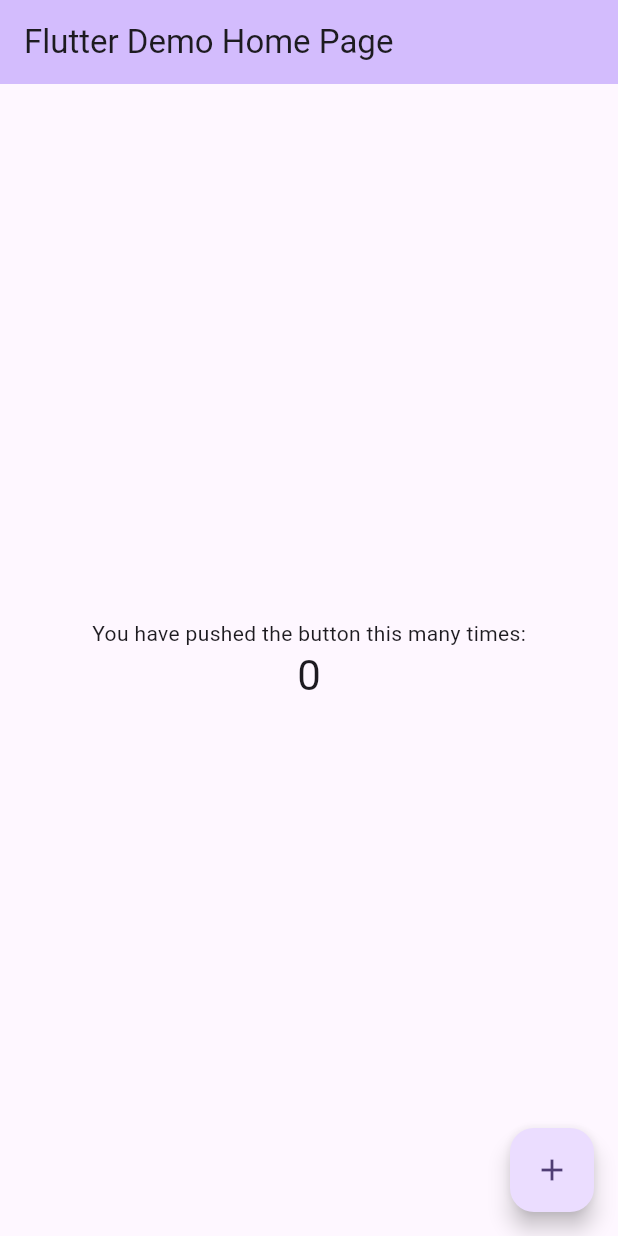
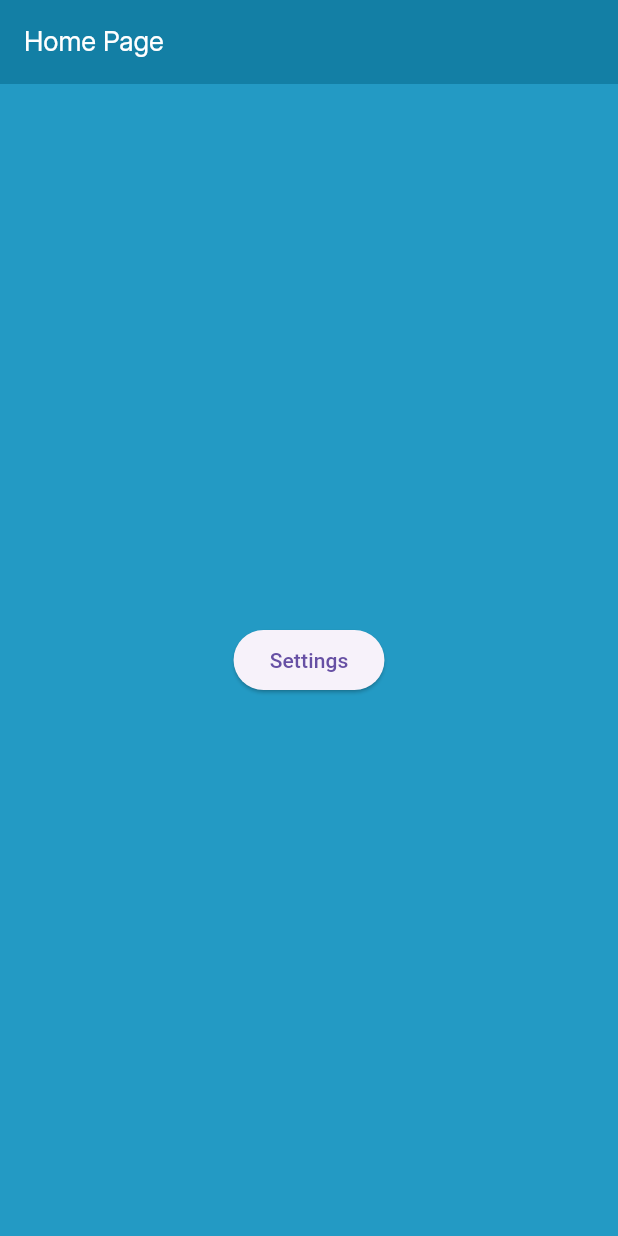
Before and after one commit to omirfarhan/NoteSnap, a Flutter app: the screen it shows after launch, on a phone screen of 412 x 824 dp. Run offline on Flutter 3.47's test engine with Material 3 defaults, Android fonts, the phone set to English and light mode, and no system bars.

Commit message:
commit initalize

```diff
--- /dev/null
+++ b/lib/constants/routes.dart
@@ -0,0 +1 @@
+const SettingspageRoute = '/settingspage/';
--- a/lib/main.dart
+++ b/lib/main.dart
@@ -1,122 +1,69 @@
 import 'package:flutter/material.dart';
+import 'package:notes/constants/routes.dart';
+import 'package:notes/ui/settings_page.dart';
 
 void main() {
-  runApp(const MyApp());
+  runApp(
+     MaterialApp(
+      title: 'Note App',
+      home: const MainPage(),
+
+      routes: {
+        SettingspageRoute: (context) => const SettingsPage()
+      },
+
+       theme: ThemeData(
+         scaffoldBackgroundColor: Color(0xFF239AC4), //Full app background color set
+         appBarTheme: AppBarTheme(
+
+           backgroundColor: Color(0xFF137FA5),
+           titleTextStyle: TextStyle(
+             color: Colors.white,
+             fontSize: 18
+           ),
+           iconTheme: IconThemeData(
+             color: Colors.white
+           ),
+         ),
+
+
+
+       ),
+
+
+
+    )
+
+  );
 }
 
-class MyApp extends StatelessWidget {
-  const MyApp({super.key});
+class MainPage extends StatelessWidget {
+  const MainPage({super.key});
 
-  // This widget is the root of your application.
   @override
   Widget build(BuildContext context) {
-    return MaterialApp(
-      title: 'Flutter Demo',
-      theme: ThemeData(
-        // This is the theme of your application.
-        //
-        // TRY THIS: Try running your application with "flutter run". You'll see
-        // the application has a purple toolbar. Then, without quitting the app,
-        // try changing the seedColor in the colorScheme below to Colors.green
-        // and then invoke "hot reload" (save your changes or press the "hot
-        // reload" button in a Flutter-supported IDE, or press "r" if you used
-        // the command line to start the app).
-        //
-        // Notice that the counter didn't reset back to zero; the application
-        // state is not lost during the reload. To reset the state, use hot
-        // restart instead.
-        //
-        // This works for code too, not just values: Most code changes can be
-        // tested with just a hot reload.
-        colorScheme: .fromSeed(seedColor: Colors.deepPurple),
+    return Scaffold(
+      appBar: AppBar(
+        //backgroundColor: Color(0xFF137FA5),
+        title: const Text('Home Page',
+        style: TextStyle(
+          fontFamily: 'Regular',
+
+
+        ),),
       ),
-      home: const MyHomePage(title: 'Flutter Demo Home Page'),
+
+      body: SafeArea(
+        child: Center(
+          child: ElevatedButton(onPressed: () {
+            Navigator.of(context).pushNamed(SettingspageRoute);
+
+          }, child: const Text('Settings')),
+        ),
+      ),
+
+
+
     );
   }
 }
-
-class MyHomePage extends StatefulWidget {
-  const MyHomePage({super.key, required this.title});
-
-  // This widget is the home page of your application. It is stateful, meaning
-  // that it has a State object (defined below) that contains fields that affect
-  // how it looks.
-
-  // This class is the configuration for the state. It holds the values (in this
-  // case the title) provided by the parent (in this case the App widget) and
-  // used by the build method of the State. Fields in a Widget subclass are
-  // always marked "final".
-
-  final String title;
-
-  @override
-  State<MyHomePage> createState() => _MyHomePageState();
-}
-
-class _MyHomePageState extends State<MyHomePage> {
-  int _counter = 0;
-
-  void _incrementCounter() {
-    setState(() {
-      // This call to setState tells the Flutter framework that something has
-      // changed in this State, which causes it to rerun the build method below
-      // so that the display can reflect the updated values. If we changed
-      // _counter without calling setState(), then the build method would not be
-      // called again, and so nothing would appear to happen.
-      _counter++;
-    });
-  }
-
-  @override
-  Widget build(BuildContext context) {
-    // This method is rerun every time setState is called, for instance as done
-    // by the _incrementCounter method above.
-    //
-    // The Flutter framework has been optimized to make rerunning build methods
-    // fast, so that you can just rebuild anything that needs updating rather
-    // than having to individually change instances of widgets.
-    return Scaffold(
-      appBar: AppBar(
-        // TRY THIS: Try changing the color here to a specific color (to
-        // Colors.amber, perhaps?) and trigger a hot reload to see the AppBar
-        // change color while the other colors stay the same.
-        backgroundColor: Theme.of(context).colorScheme.inversePrimary,
-        // Here we take the value from the MyHomePage object that was created by
-        // the App.build method, and use it to set our appbar title.
-        title: Text(widget.title),
-      ),
-      body: Center(
-        // Center is a layout widget. It takes a single child and positions it
-        // in the middle of the parent.
-        child: Column(
-          // Column is also a layout widget. It takes a list of children and
-          // arranges them vertically. By default, it sizes itself to fit its
-          // children horizontally, and tries to be as tall as its parent.
-          //
-          // Column has various properties to control how it sizes itself and
-          // how it positions its children. Here we use mainAxisAlignment to
-          // center the children vertically; the main axis here is the vertical
-          // axis because Columns are vertical (the cross axis would be
-          // horizontal).
-          //
-          // TRY THIS: Invoke "debug painting" (choose the "Toggle Debug Paint"
-          // action in the IDE, or press "p" in the console), to see the
-          // wireframe for each widget.
-          mainAxisAlignment: .center,
-          children: [
-            const Text('You have pushed the button this many times:'),
-            Text(
-              '$_counter',
-              style: Theme.of(context).textTheme.headlineMedium,
-            ),
-          ],
-        ),
-      ),
-      floatingActionButton: FloatingActionButton(
-        onPressed: _incrementCounter,
-        tooltip: 'Increment',
-        child: const Icon(Icons.add),
-      ),
-    );
-  }
-}
```
Also changed, not shown: lib/ui/settings_page.dart (added, +250 -0 lines), pubspec.yaml (+12 -33 lines), assets/fonts/ArchivoBlack-Regular.ttf (added), assets/fonts/Inter_28pt-Regular.ttf (added), assets/fonts/acknowledgement.ttf (added).
